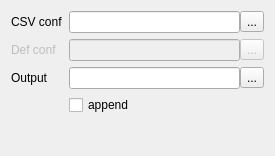
Before: the Qt Designer form handlerwgt/dephandlerwidget.ui in khomchenkovaa/PortListener, drawn with Qt 5.
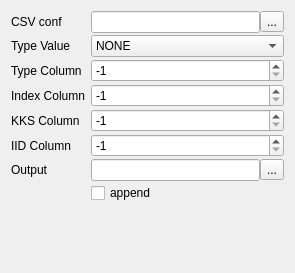
After: the same form once the commit is applied.

```diff
--- a/handlerwgt/dephandlerwidget.ui
+++ b/handlerwgt/dephandlerwidget.ui
@@ -6,14 +6,17 @@
    <rect>
     <x>0</x>
     <y>0</y>
-    <width>275</width>
-    <height>156</height>
+    <width>295</width>
+    <height>273</height>
    </rect>
   </property>
   <property name="windowTitle">
    <string>Form</string>
   </property>
   <layout class="QFormLayout" name="formLayout">
+   <property name="verticalSpacing">
+    <number>2</number>
+   </property>
    <item row="0" column="0">
     <widget class="QLabel" name="lblCsvFile">
      <property name="text">
@@ -39,47 +42,119 @@
     </layout>
    </item>
    <item row="1" column="0">
-    <widget class="QLabel" name="lblDefFile">
-     <property name="enabled">
-      <bool>false</bool>
-     </property>
+    <widget class="QLabel" name="lblTypeValue">
      <property name="text">
-      <string>Def conf</string>
+      <string>Type Value</string>
      </property>
     </widget>
    </item>
    <item row="1" column="1">
-    <layout class="QHBoxLayout" name="horizontalLayout_2">
-     <property name="spacing">
-      <number>0</number>
-     </property>
+    <widget class="QComboBox" name="cmbTypeValue">
      <item>
-      <widget class="QLineEdit" name="editDefFile">
-       <property name="enabled">
-        <bool>false</bool>
-       </property>
-      </widget>
+      <property name="text">
+       <string>NONE</string>
+      </property>
      </item>
      <item>
-      <widget class="QToolButton" name="btnDefFile">
-       <property name="enabled">
-        <bool>false</bool>
-       </property>
-       <property name="text">
-        <string>...</string>
-       </property>
-      </widget>
+      <property name="text">
+       <string>FLOATVALID</string>
+      </property>
      </item>
-    </layout>
+     <item>
+      <property name="text">
+       <string>SDWORDVALID</string>
+      </property>
+     </item>
+    </widget>
    </item>
    <item row="2" column="0">
+    <widget class="QLabel" name="lblTypeColumn">
+     <property name="text">
+      <string>Type Column</string>
+     </property>
+    </widget>
+   </item>
+   <item row="2" column="1">
+    <widget class="QSpinBox" name="spinTypeColumn">
+     <property name="minimum">
+      <number>-1</number>
+     </property>
+     <property name="maximum">
+      <number>20</number>
+     </property>
+     <property name="value">
+      <number>-1</number>
+     </property>
+    </widget>
+   </item>
+   <item row="3" column="0">
+    <widget class="QLabel" name="lblIndexColumn">
+     <property name="text">
+      <string>Index Column</string>
+     </property>
+    </widget>
+   </item>
+   <item row="3" column="1">
+    <widget class="QSpinBox" name="spinIndexColumn">
+     <property name="minimum">
+      <number>-1</number>
+     </property>
+     <property name="maximum">
+      <number>20</number>
+     </property>
+     <property name="value">
+      <number>-1</number>
+     </property>
+    </widget>
+   </item>
+   <item row="4" column="0">
+    <widget class="QLabel" name="lblKksColumn">
+     <property name="text">
+      <string>KKS Column</string>
+     </property>
+    </widget>
+   </item>
+   <item row="4" column="1">
+    <widget class="QSpinBox" name="spinKksColumn">
+     <property name="minimum">
+      <number>-1</number>
+     </property>
+     <property name="maximum">
+      <number>20</number>
+     </property>
+     <property name="value">
+      <number>-1</number>
+     </property>
+    </widget>
+   </item>
+   <item row="5" column="0">
+    <widget class="QLabel" name="lblIidColumn">
+     <property name="text">
+      <string>IID Column</string>
+     </property>
+    </widget>
+   </item>
+   <item row="5" column="1">
+    <widget class="QSpinBox" name="spinIidColumn">
+     <property name="minimum">
+      <number>-1</number>
+     </property>
+     <property name="maximum">
+      <number>20</number>
+     </property>
+     <property name="value">
+      <number>-1</number>
+     </property>
+    </widget>
+   </item>
+   <item row="6" column="0">
     <widget class="QLabel" name="lblOutputFile">
      <property name="text">
       <string>Output</string>
      </property>
     </widget>
    </item>
-   <item row="2" column="1">
+   <item row="6" column="1">
     <layout class="QHBoxLayout" name="horizontalLayout_3">
      <property name="spacing">
       <number>0</number>
@@ -96,7 +171,7 @@
      </item>
     </layout>
    </item>
-   <item row="3" column="1">
+   <item row="7" column="1">
     <widget class="QCheckBox" name="chkAppend">
      <property name="text">
       <string>append</string>
```
